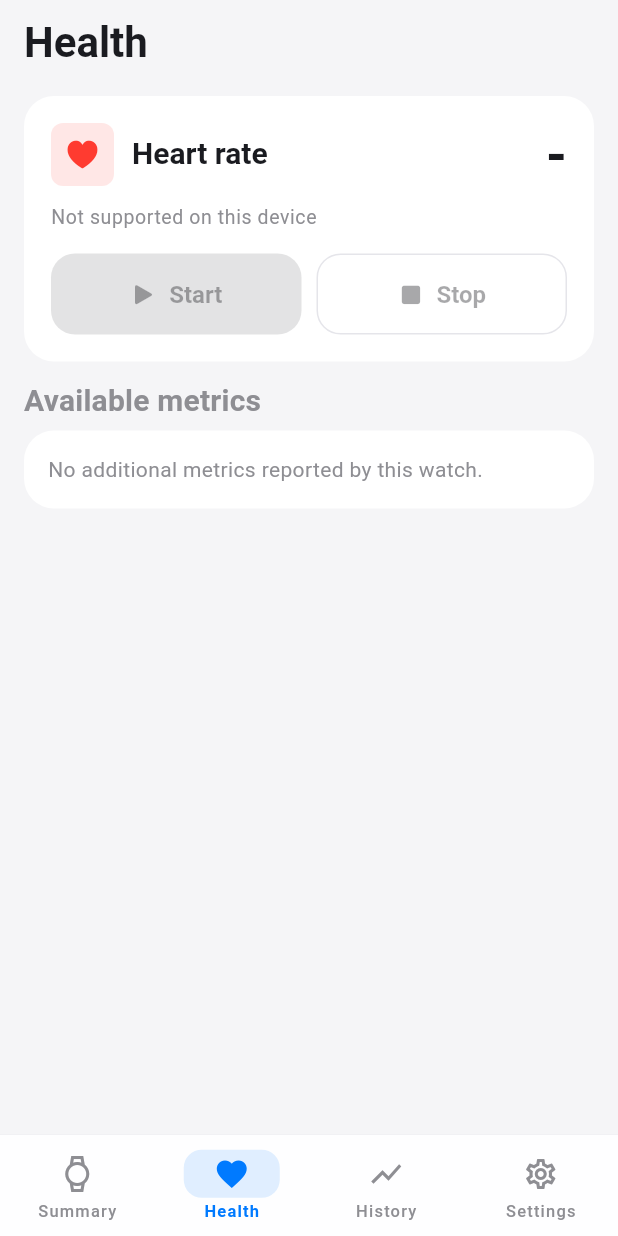
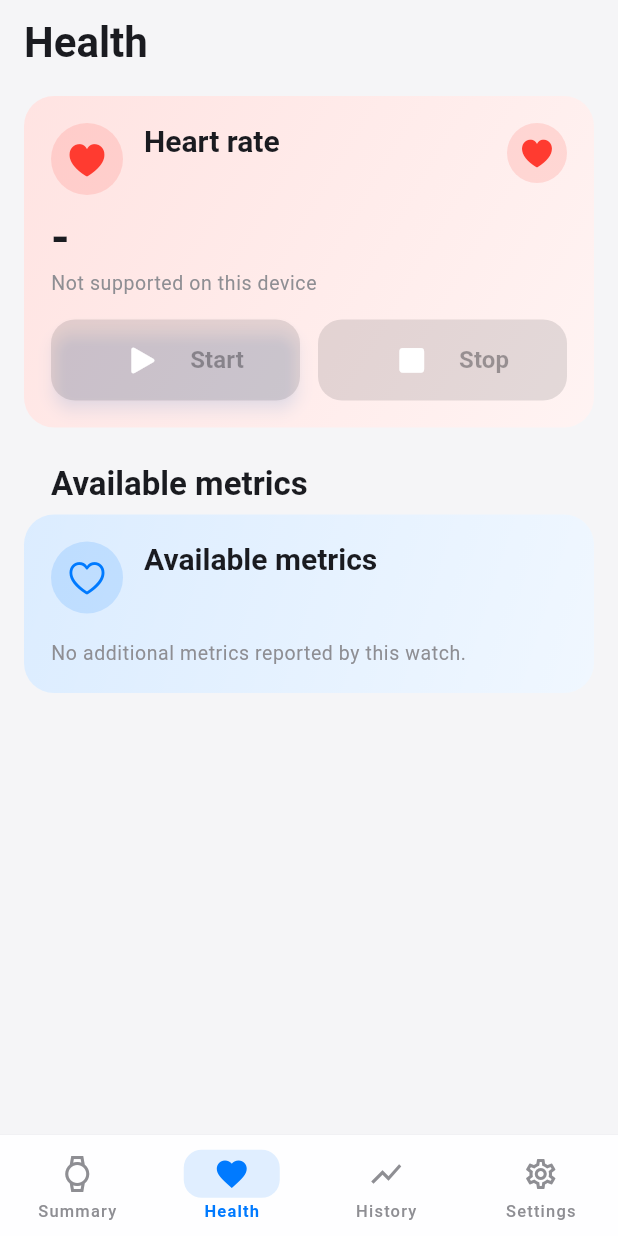
Before and after one commit to denysvitali/openwatch, a Flutter app: the HealthScreen screen opened by its route, on a phone screen of 412 x 824 dp. Run offline on Flutter 3.47's test engine with Material 3 defaults, Android fonts, the phone set to English and light mode, and no system bars; our stand-ins replace dio, flutter_blue_plus, flutter_riverpod, go_router, package_info_plus, permission_handler and 1 more; missing offline and left inert: dartastic_opentelemetry, flutter_user_certificates_android, flutterrific_opentelemetry; accounts and stored records are empty.

Commit message:
feat(health): refresh health screen with design-system widgets
Lead with a full-width heart-rate HealthCard hero using AnimatedHeartBadge while measuring. Convert the available-metrics list into HealthListTile rows grouped under a HealthSectionHeader, color-coded by category, with Start/Stop controls moved into trailing controls. Preserve all manager state, callbacks, and navigation.

```diff
--- a/lib/features/health/health_screen.dart
+++ b/lib/features/health/health_screen.dart
@@ -4,11 +4,18 @@ import 'package:flutter_riverpod/flutter_riverpod.dart';
 import 'package:go_router/go_router.dart';
 
 import '../../core/providers/app_providers.dart';
+import '../widgets/health_widgets.dart';
 
 /// Health metrics. Heart rate is wired to the live-measure commands; the
 /// remaining metrics are gated on device capabilities.
 class HealthScreen extends ConsumerWidget {
   const HealthScreen({super.key});
+
+  static const Color _heartRed = Color(0xFFFF3B30);
+  static const Color _sleepPurple = Color(0xFF5856D6);
+  static const Color _activityGreen = Color(0xFF34C759);
+  static const Color _nutritionOrange = Color(0xFFFF9500);
+  static const Color _hydrationBlue = Color(0xFF32ADE6);
 
   @override
   Widget build(BuildContext context, WidgetRef ref) {
@@ -22,30 +29,14 @@ class HealthScreen extends ConsumerWidget {
         ? '-'
         : '$bpSystolic/$bpDiastolic';
 
-    return Scaffold(
-      appBar: AppBar(title: const Text('Health')),
-      body: ListView(
-        padding: const EdgeInsets.fromLTRB(16, 8, 16, 28),
-        children: [
-          _HeartRateCard(
-            bpm: manager.lastHeartRate,
-            supported: hrSupported,
-            ready: ready,
-            measuring: manager.measuringHeartRate,
-            start: manager.startHeartRate,
-            stop: manager.stopHeartRate,
-          ),
-          const SizedBox(height: 14),
-          _SectionTitle('Available metrics'),
-          const SizedBox(height: 8),
-          _MetricList(
-            metrics: [
+    final metrics = <_HealthMetric>[
       if (caps.bloodOxygen)
         _HealthMetric(
           icon: CupertinoIcons.drop_fill,
           title: 'Blood oxygen',
           value: '-',
-                  tint: const Color(0xFF007AFF),
+          unit: '%',
+          tint: _hydrationBlue,
           onTap: () => context.push('/history'),
         ),
       if (caps.bloodPressure)
@@ -54,7 +45,7 @@ class HealthScreen extends ConsumerWidget {
           title: 'Blood pressure',
           value: bpValue,
           unit: 'mmHg',
-                  tint: Color(0xFFFF3B30),
+          tint: _heartRed,
           ready: ready,
           measuring: manager.measuringBloodPressure,
           start: manager.startBloodPressure,
@@ -65,7 +56,7 @@ class HealthScreen extends ConsumerWidget {
           icon: CupertinoIcons.moon_fill,
           title: 'Sleep',
           value: 'History',
-                  tint: const Color(0xFF5856D6),
+          tint: _sleepPurple,
           onTap: () => context.push('/history'),
         ),
       if (caps.stress)
@@ -73,7 +64,7 @@ class HealthScreen extends ConsumerWidget {
           icon: CupertinoIcons.bolt_fill,
           title: 'Stress',
           value: manager.lastStress?.toString() ?? '-',
-                  tint: Color(0xFFFF9500),
+          tint: _nutritionOrange,
           ready: ready,
           measuring: manager.measuringStress,
           start: manager.startStress,
@@ -85,7 +76,7 @@ class HealthScreen extends ConsumerWidget {
           title: 'HRV',
           value: manager.lastHrv?.toString() ?? '-',
           unit: 'ms',
-                  tint: Color(0xFF34C759),
+          tint: _activityGreen,
           ready: ready,
           measuring: manager.measuringHrv,
           start: manager.startHrv,
@@ -96,19 +87,35 @@ class HealthScreen extends ConsumerWidget {
           icon: CupertinoIcons.thermometer,
           title: 'Temperature',
           value: '-',
-                  tint: const Color(0xFFFF2D55),
+          unit: '°C',
+          tint: _nutritionOrange,
           onTap: () => context.push('/history'),
         ),
-            ],
+    ];
+
+    return Scaffold(
+      appBar: AppBar(title: const Text('Health')),
+      body: ListView(
+        padding: const EdgeInsets.fromLTRB(16, 8, 16, 28),
+        children: [
+          _HeartRateHero(
+            bpm: manager.lastHeartRate,
+            supported: hrSupported,
+            ready: ready,
+            measuring: manager.measuringHeartRate,
+            start: manager.startHeartRate,
+            stop: manager.stopHeartRate,
           ),
+          const HealthSectionHeader(title: 'Available metrics'),
+          _MetricList(metrics: metrics),
         ],
       ),
     );
   }
 }
 
-class _HeartRateCard extends StatelessWidget {
-  const _HeartRateCard({
+class _HeartRateHero extends StatelessWidget {
+  const _HeartRateHero({
     required this.bpm,
     required this.supported,
     required this.ready,
@@ -126,93 +133,49 @@ class _HeartRateCard extends StatelessWidget {
 
   @override
   Widget build(BuildContext context) {
-    final theme = Theme.of(context);
     final String statusText;
     if (!supported) {
       statusText = 'Not supported on this device';
     } else if (!ready) {
-      statusText = 'Connect your watch';
+      statusText = 'Connect your watch to measure';
     } else if (measuring) {
-      statusText = 'Measuring';
+      statusText = 'Keep still while measuring';
     } else {
       statusText = 'Ready to measure';
     }
-    return Card(
+
+    return HealthCard(
+      title: 'Heart rate',
+      value: bpm == null ? '-' : '$bpm',
+      unit: bpm == null ? null : 'bpm',
+      caption: statusText,
+      icon: CupertinoIcons.heart_fill,
+      metricColor: HealthScreen._heartRed,
+      trailing: AnimatedHeartBadge(
+        color: HealthScreen._heartRed,
+        isAnimating: supported && ready && measuring,
+        size: 40,
+        iconSize: 24,
+      ),
       child: Padding(
-        padding: const EdgeInsets.all(18),
-        child: Column(
-          crossAxisAlignment: CrossAxisAlignment.start,
+        padding: const EdgeInsets.only(top: 16),
+        child: Row(
           children: [
-            Row(
-              children: [
-                Container(
-                  width: 42,
-                  height: 42,
-                  decoration: BoxDecoration(
-                    color: const Color(0xFFFF3B30).withValues(alpha: 0.12),
-                    borderRadius: BorderRadius.circular(8),
-                  ),
-                  child: const Icon(
-                    CupertinoIcons.heart_fill,
-                    color: Color(0xFFFF3B30),
+            Expanded(
+              child: PrimaryHealthButton(
+                label: 'Start',
+                icon: CupertinoIcons.play_fill,
+                onPressed: ready && supported && !measuring ? start : null,
               ),
             ),
             const SizedBox(width: 12),
             Expanded(
-                  child: Text(
-                    'Heart rate',
-                    style: theme.textTheme.titleLarge?.copyWith(
-                      fontWeight: FontWeight.w700,
+              child: PrimaryHealthButton(
+                label: 'Stop',
+                icon: CupertinoIcons.stop_fill,
+                onPressed: ready && supported && measuring ? stop : null,
+                elevated: false,
               ),
-                  ),
-                ),
-                Text(
-                  bpm == null ? '-' : '$bpm',
-                  style: theme.textTheme.displaySmall?.copyWith(
-                    fontWeight: FontWeight.w700,
-                    height: 1,
-                  ),
-                ),
-                if (bpm != null) ...[
-                  const SizedBox(width: 4),
-                  Padding(
-                    padding: const EdgeInsets.only(top: 18),
-                    child: Text(
-                      'bpm',
-                      style: theme.textTheme.labelLarge?.copyWith(
-                        color: theme.colorScheme.onSurfaceVariant,
-                      ),
-                    ),
-                  ),
-                ],
-              ],
-            ),
-            const SizedBox(height: 12),
-            Text(
-              statusText,
-              style: theme.textTheme.bodySmall?.copyWith(
-                color: theme.colorScheme.onSurfaceVariant,
-              ),
-            ),
-            const SizedBox(height: 16),
-            Row(
-              children: [
-                Expanded(
-                  child: FilledButton.icon(
-                    onPressed: ready && supported && !measuring ? start : null,
-                    icon: const Icon(CupertinoIcons.play_fill),
-                    label: const Text('Start'),
-                  ),
-                ),
-                const SizedBox(width: 10),
-                Expanded(
-                  child: OutlinedButton.icon(
-                    onPressed: ready && supported && measuring ? stop : null,
-                    icon: const Icon(CupertinoIcons.stop_fill),
-                    label: const Text('Stop'),
-                  ),
-                ),
-              ],
             ),
           ],
         ),
@@ -228,74 +191,84 @@ class _MetricList extends StatelessWidget {
 
   @override
   Widget build(BuildContext context) {
-    final theme = Theme.of(context);
     if (metrics.isEmpty) {
-      return Card(
-        child: Padding(
-          padding: const EdgeInsets.all(16),
-          child: Text(
-            'No additional metrics reported by this watch.',
-            style: theme.textTheme.bodyMedium?.copyWith(
-              color: theme.colorScheme.onSurfaceVariant,
-            ),
-          ),
-        ),
+      return const HealthCard(
+        title: 'Available metrics',
+        caption: 'No additional metrics reported by this watch.',
+        icon: CupertinoIcons.heart,
       );
     }
 
     return Card(
+      margin: EdgeInsets.zero,
       child: Column(
+        mainAxisSize: MainAxisSize.min,
         children: [
           for (var i = 0; i < metrics.length; i++) ...[
-            ListTile(
-              leading: Icon(metrics[i].icon, color: metrics[i].tint),
-              title: Text(metrics[i].title),
-              subtitle: metrics[i].unit == null ? null : Text(metrics[i].unit!),
-              trailing: Row(
-                mainAxisSize: MainAxisSize.min,
-                children: [
-                  Text(
-                    metrics[i].measuring && metrics[i].value == '-'
-                        ? 'Measuring'
-                        : metrics[i].value,
-                    style: theme.textTheme.titleMedium?.copyWith(
-                      color: theme.colorScheme.onSurfaceVariant,
-                    ),
-                  ),
-                  if (metrics[i].start != null) ...[
-                    const SizedBox(width: 8),
-                    IconButton(
-                      tooltip: 'Start',
-                      icon: const Icon(CupertinoIcons.play_fill),
-                      onPressed: metrics[i].ready && !metrics[i].measuring
-                          ? metrics[i].start
-                          : null,
-                    ),
-                    IconButton(
-                      tooltip: 'Stop',
-                      icon: const Icon(CupertinoIcons.stop_fill),
-                      onPressed: metrics[i].ready && metrics[i].measuring
-                          ? metrics[i].stop
-                          : null,
-                    ),
-                  ] else if (metrics[i].onTap != null)
-                    IconButton(
-                      tooltip: 'Open history',
-                      icon: const Icon(CupertinoIcons.chevron_right),
-                      onPressed: metrics[i].onTap,
-                    ),
-                ],
-              ),
-              onTap: metrics[i].onTap,
-            ),
-            if (i != metrics.length - 1)
-              Divider(
-                indent: 56,
-                color: theme.colorScheme.outlineVariant.withValues(alpha: 0.7),
+            _MetricTile(
+              metric: metrics[i],
+              showDivider: i != metrics.length - 1,
             ),
           ],
         ],
       ),
+    );
+  }
+}
+
+class _MetricTile extends StatelessWidget {
+  const _MetricTile({required this.metric, required this.showDivider});
+
+  final _HealthMetric metric;
+  final bool showDivider;
+
+  @override
+  Widget build(BuildContext context) {
+    final effectiveValue = metric.measuring && metric.value == '-'
+        ? 'Measuring'
+        : metric.value;
+
+    Widget? trailing;
+    if (metric.start != null) {
+      trailing = Row(
+        mainAxisSize: MainAxisSize.min,
+        children: [
+          Text(
+            effectiveValue,
+            style: Theme.of(context).textTheme.headlineMedium?.copyWith(
+              fontSize: 20,
+              color: Theme.of(context).colorScheme.onSurfaceVariant,
+            ),
+          ),
+          if (metric.unit != null) ...[
+            const SizedBox(width: 4),
+            Text(metric.unit!, style: Theme.of(context).textTheme.bodySmall),
+          ],
+          const SizedBox(width: 8),
+          IconButton(
+            tooltip: 'Start ${metric.title}',
+            icon: Icon(CupertinoIcons.play_fill, color: metric.tint),
+            onPressed: metric.ready && !metric.measuring ? metric.start : null,
+          ),
+          IconButton(
+            tooltip: 'Stop ${metric.title}',
+            icon: Icon(CupertinoIcons.stop_fill, color: metric.tint),
+            onPressed: metric.ready && metric.measuring ? metric.stop : null,
+          ),
+        ],
+      );
+    }
+
+    return HealthListTile(
+      title: metric.title,
+      subtitle: metric.unit,
+      value: metric.start == null ? effectiveValue : null,
+      unit: metric.start == null ? null : metric.unit,
+      leadingIcon: metric.icon,
+      leadingColor: metric.tint,
+      trailing: trailing,
+      onTap: metric.onTap,
+      showDivider: showDivider,
     );
   }
 }
@@ -325,19 +298,3 @@ class _HealthMetric {
   final VoidCallback? stop;
   final VoidCallback? onTap;
 }
-
-class _SectionTitle extends StatelessWidget {
-  const _SectionTitle(this.title);
-
-  final String title;
-
-  @override
-  Widget build(BuildContext context) {
-    return Text(
-      title,
-      style: Theme.of(
-        context,
-      ).textTheme.titleMedium?.copyWith(fontWeight: FontWeight.w700),
-    );
-  }
-}
```
Lines whose indentation alone changed are shown as unchanged.
